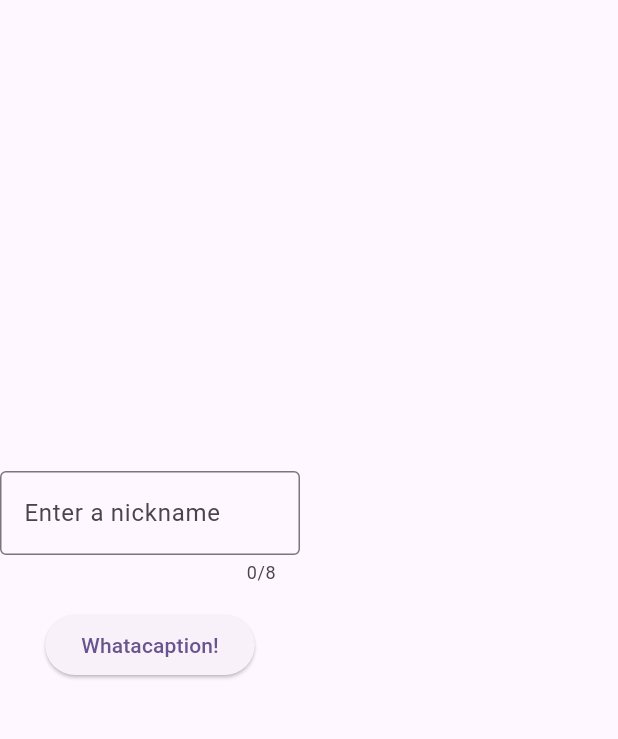
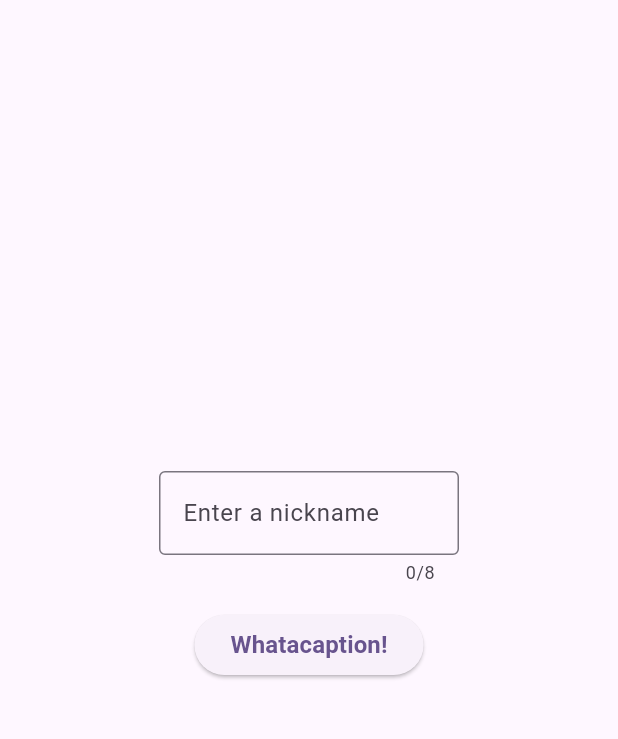
Before and after one commit to WatsonK98/whatahoot2, a Flutter app: the screen it shows after launch, after a tap on "Create Game", on a phone screen of 412 x 824 dp, the part 84-823 px from its top. Run offline on Flutter 3.47's test engine with Material 2 defaults, Android fonts, the phone set to English and light mode, and no system bars; our stand-ins replace firebase_auth, firebase_core, firebase_database, qr_flutter, shared_preferences; missing offline and left inert: qr_code_scanner; accounts and stored records are empty.

Commit message:
fixed graphical issues and spacing

```diff
--- a/lib/main.dart
+++ b/lib/main.dart
@@ -5,6 +5,7 @@ import 'package:whatahoot2/pages/homepage.dart';
 
 ///Created by Samuel R. Sanchez
 void main() async {
+  WidgetsFlutterBinding.ensureInitialized();
   await Firebase.initializeApp(
     options:  DefaultFirebaseOptions.currentPlatform,
   );
--- a/lib/pages/creategame.dart
+++ b/lib/pages/creategame.dart
@@ -29,6 +29,7 @@ class _CreateGamePageState extends State<CreateGamePage> {
   ///indexing of online resources
   Future<void> _createJoinCode() async {
     final SharedPreferences prefs = await _prefs;
+
     setState(() {
       _joinCode = getRandomString(5);
     });
@@ -41,11 +42,11 @@ class _CreateGamePageState extends State<CreateGamePage> {
   Future<void> _createServer() async {
 
     //Sign the player in to write to the database
-    FirebaseAuth.instance.signInAnonymously();
+    await FirebaseAuth.instance.signInAnonymously();
 
     //Initialize the database with the join code as the server ID
     DatabaseReference serverRef = FirebaseDatabase.instance.ref().child(_joinCode);
-    serverRef.set({
+    await serverRef.set({
       'gameStart': false,
       'players': {}
     });
@@ -56,7 +57,7 @@ class _CreateGamePageState extends State<CreateGamePage> {
     final String? uid = FirebaseAuth.instance.currentUser?.uid;
 
     DatabaseReference playerRef = FirebaseDatabase.instance.ref().child('$_joinCode/players/$uid');
-    playerRef.set({
+    await playerRef.set({
       'nickname': nickname,
       'score': 0
     });
@@ -78,7 +79,8 @@ class _CreateGamePageState extends State<CreateGamePage> {
         backgroundColor: Theme.of(context).colorScheme.inversePrimary,
         title: const Text('Create Game'),
       ),
-      body: Column(
+      body: Center(
+        child: Column(
           mainAxisAlignment: MainAxisAlignment.center,
           children: <Widget>[
             SizedBox(
@@ -107,9 +109,11 @@ class _CreateGamePageState extends State<CreateGamePage> {
                     });
                   }
                 },
-            child: const Text('Whatacaption!')),
+                child: const Text('Whatacaption!', style: TextStyle(fontSize: 16, fontWeight: FontWeight.bold))
+            ),
           ],
         ),
+      )
     );
   }
 }
--- a/lib/pages/homepage.dart
+++ b/lib/pages/homepage.dart
@@ -29,7 +29,7 @@ class _HomePageState extends State<HomePage> {
                   MaterialPageRoute(builder: (context) => const JoinGamePage())
                 );
               },
-              child: const Text('Join Game'),
+              child: const Text('Join Game', style: TextStyle(fontSize: 16, fontWeight: FontWeight.bold)),
             ),
             const SizedBox(height: 16),
             ElevatedButton(
@@ -38,7 +38,7 @@ class _HomePageState extends State<HomePage> {
                     MaterialPageRoute(builder: (context) => const CreateGamePage())
                 );
               },
-              child: const Text('Create Game')
+              child: const Text('Create Game', style: TextStyle(fontSize: 16, fontWeight: FontWeight.bold))
             ),
           ],
         ),
```
Also changed, not shown: lib/pages/joingame.dart (+38 -7 lines), lib/pages/whatacaption/createqr.dart (+4 -5 lines), lib/pages/whatacaption/upload.dart (+14 -1 lines), lib/firebase_options.dart, 2 other files. Lines whose indentation alone changed are shown as unchanged.
